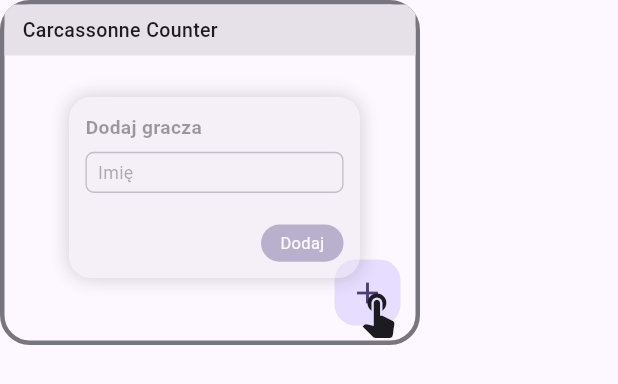
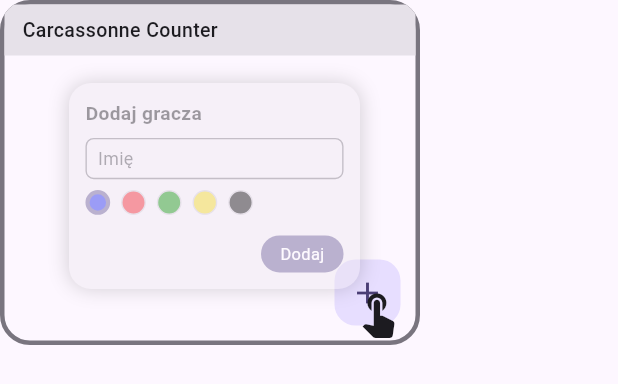
Before and after one commit to WGFizban/CC_NEW, a Flutter app: the AddPlayerAnimation widget shown alone on an empty page, opened directly, on a phone screen of 412 x 824 dp. Shown: the top 384 px of the screen. Run offline on Flutter 3.47's test engine with Material 3 defaults, Android fonts, the phone set to English and light mode, and no system bars; our stand-ins replace flutter_colorpicker, flutter_svg, package_info_plus, shared_preferences, wakelock_plus; accounts and stored records are empty; generated files the repository leaves out were written again.

Commit message:
Animacja dodawania gracza: wybór koloru mepla z krótkiej palety (bez pełnego koła kolorów)
Co-Authored-By: Claude Sonnet 5.5 <noreply@anthropic.com>
Claude-Session: https://claude.ai/code/session_01P2QWxkXWwGKiSLABjDzL2r

```diff
--- a/lib/widgets/tutorial_animations.dart
+++ b/lib/widgets/tutorial_animations.dart
@@ -170,8 +170,27 @@ class _AddPlayerAnimationState extends _LoopingSceneState<AddPlayerAnimation> {
 
   // Położenia elementów makiety.
   static const _fab = Offset(_w - 38, _h - 38);
-  static const _dialog = Rect.fromLTWH(34, 56, _w - 68, 132);
-  static const _addButton = Offset(_w - 34 - 42, 56 + 132 - 24);
+  static const _dialog = Rect.fromLTWH(34, 46, _w - 68, 150);
+  static const _addButton = Offset(_w - 34 - 12 - 28, 46 + 150 - 12 - 13);
+
+  // Paleta kolorów mepla w oknie (pokazujemy tylko kilka z nich; własny
+  // kolor wybiera się w aplikacji z pełnej palety, co opisuje tekst kroku).
+  static const _palette = [
+    Color(0xFF1D27EA),
+    Color(0xFFEA1D27),
+    Color(0xFF078E04),
+    Color(0xFFEAD21D),
+    Color(0xFF000000),
+  ];
+  static const _chosen = 2;
+  static const _dot = 18.0;
+  static const _dotGap = 8.0;
+  static const _dotsLeft = 34 + 12.0;
+  static const _dotsTop = 46 + 12 + 17 + 8 + 30 + 8.0;
+  static const _chosenDot = Offset(
+    _dotsLeft + _dot / 2 + _chosen * (_dot + _dotGap),
+    _dotsTop + _dot / 2,
+  );
 
   @override
   Duration get duration => const Duration(seconds: 8);
@@ -185,29 +204,38 @@ class _AddPlayerAnimationState extends _LoopingSceneState<AddPlayerAnimation> {
     final toFab = _seg(t, 0.04, 0.17);
     final fabPress = _seg(t, 0.17, 0.22);
     final dialogIn = _seg(t, 0.22, 0.28, Curves.easeOut);
-    final typing = _seg(t, 0.30, 0.46, Curves.linear);
-    final toAdd = _seg(t, 0.50, 0.60);
-    final addPress = _seg(t, 0.60, 0.65);
-    final dialogOut = _seg(t, 0.65, 0.70);
-    final rowIn = _seg(t, 0.68, 0.78, Curves.easeOutBack);
-    final fingerOut = _seg(t, 0.70, 0.76);
+    final typing = _seg(t, 0.30, 0.44, Curves.linear);
+    final toColor = _seg(t, 0.46, 0.52);
+    final colorPress = _seg(t, 0.52, 0.56);
+    final toAdd = _seg(t, 0.58, 0.66);
+    final addPress = _seg(t, 0.66, 0.70);
+    final dialogOut = _seg(t, 0.70, 0.75);
+    final rowIn = _seg(t, 0.73, 0.83, Curves.easeOutBack);
+    final fingerOut = _seg(t, 0.75, 0.80);
     final fadeAll = _seg(t, 0.94, 0.99);
 
     final typed = _name.substring(0, (typing * _name.length).round());
     final restFinger = Offset(_w * 0.55, _h * 0.62);
-    final finger = t < 0.5
+    final finger = t < 0.45
         ? Offset.lerp(restFinger, _fab, toFab)!
-        : Offset.lerp(_fab, _addButton, toAdd)!;
+        : t < 0.57
+        ? Offset.lerp(_fab, _chosenDot, toColor)!
+        : Offset.lerp(_chosenDot, _addButton, toAdd)!;
+    final colorChosen = colorPress > 0.5;
+    final playerColor = colorChosen ? _palette[_chosen] : _palette[0];
     final fingerOpacity = (t < 0.04 ? _seg(t, 0, 0.04) : 1.0) *
         (1 - fingerOut) *
         (1 - fadeAll);
-    final pressing = t < 0.5
-        ? (fabPress < 0.5 ? fabPress * 2 : (1 - fabPress) * 2)
-        : (addPress < 0.5 ? addPress * 2 : (1 - addPress) * 2);
+    double bump(double p) => p < 0.5 ? p * 2 : (1 - p) * 2;
+    final pressing = t < 0.45
+        ? bump(fabPress)
+        : t < 0.57
+        ? bump(colorPress)
+        : bump(addPress);
 
     final dialogOpacity = dialogIn * (1 - dialogOut);
     final rowOpacity = rowIn.clamp(0.0, 1.0) * (1 - fadeAll);
-    final fabScale = 1 - 0.12 * (t < 0.5 ? pressing : 0);
+    final fabScale = 1 - 0.12 * (t < 0.45 ? pressing : 0);
 
     return _PhoneFrame(
       width: _w,
@@ -244,7 +272,7 @@ class _AddPlayerAnimationState extends _LoopingSceneState<AddPlayerAnimation> {
               ),
               child: Row(
                 children: [
-                  const MeepleIcon(color: Color(0xFF1D27EA), size: 26),
+                  MeepleIcon(color: playerColor, size: 26),
                   const SizedBox(width: 8),
                   const Text(
                     _name,
@@ -328,6 +356,31 @@ class _AddPlayerAnimationState extends _LoopingSceneState<AddPlayerAnimation> {
                           ),
                         ),
                       ),
+                      const SizedBox(height: 8),
+                      Row(
+                        children: [
+                          for (var i = 0; i < _palette.length; i++)
+                            Container(
+                              width: _dot,
+                              height: _dot,
+                              margin: const EdgeInsets.only(right: _dotGap),
+                              decoration: BoxDecoration(
+                                color: _palette[i],
+                                shape: BoxShape.circle,
+                                border: Border.all(
+                                  color: (colorChosen && i == _chosen) ||
+                                          (!colorChosen && i == 0)
+                                      ? scheme.primary
+                                      : scheme.outlineVariant,
+                                  width: (colorChosen && i == _chosen) ||
+                                          (!colorChosen && i == 0)
+                                      ? 3
+                                      : 1,
+                                ),
+                              ),
+                            ),
+                        ],
+                      ),
                       const Spacer(),
                       Align(
                         alignment: Alignment.centerRight,
@@ -356,6 +409,7 @@ class _AddPlayerAnimationState extends _LoopingSceneState<AddPlayerAnimation> {
             ),
           ),
         _tap(context, _fab, fabPress),
+        _tap(context, _chosenDot, colorPress),
         _tap(context, _addButton, addPress),
         _finger(
           context,
```
